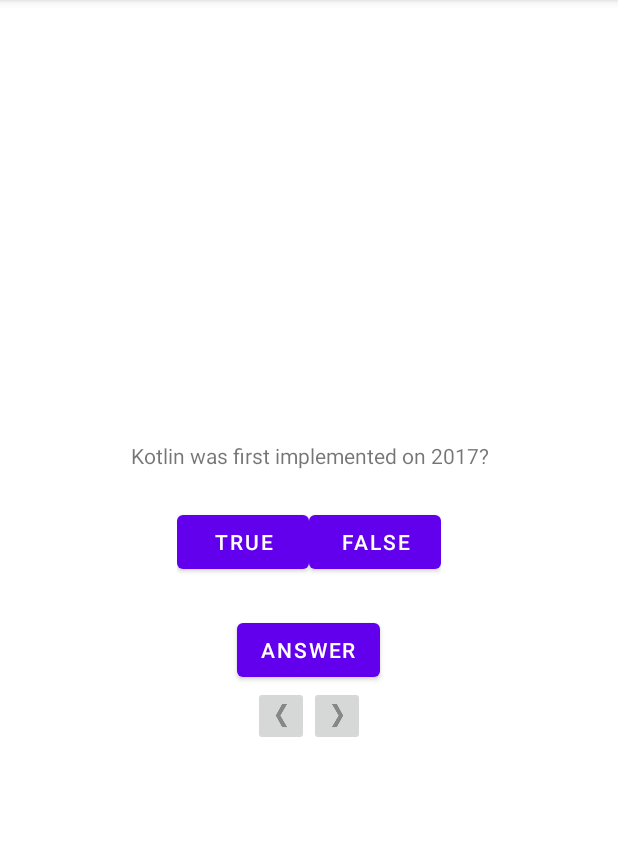
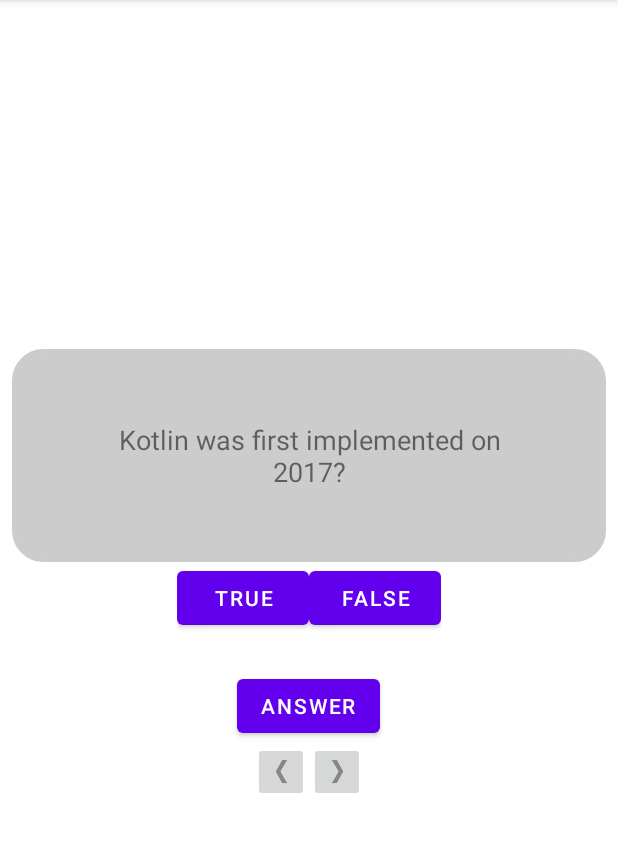
Before and after one commit to jomtz/MovieQuiz, an Android app: the screen it shows after launch (MainActivity), on a phone screen of 412 x 824 dp, the part 84-936 px from its top. Run offline under Robolectric (Android 15) with nearby library versions, the phone set to English and light mode, and no system bars.

Commit message:
First UI update

```diff
--- /dev/null
+++ b/app/src/main/res/drawable/rounded_corner_view.xml
@@ -0,0 +1,13 @@
+<?xml version="1.0" encoding="utf-8"?>
+<shape
+    xmlns:android="http://schemas.android.com/apk/res/android"
+    android:shape="rectangle">
+
+    <corners android:radius="20dp" />
+
+    <!-- This is the border color -->
+    <stroke android:width="2dp" android:color="#ccc" />
+
+    <!--- This is the background color -->
+    <solid android:color="#ccc" />
+</shape>
--- a/app/src/main/res/layout/activity_main.xml
+++ b/app/src/main/res/layout/activity_main.xml
@@ -10,9 +10,14 @@
         android:id="@+id/question_text_view"
         android:layout_width="wrap_content"
         android:layout_height="wrap_content"
+        android:background="@drawable/rounded_corner_view"
+        android:textSize="18sp"
+        android:layout_marginLeft="8dp"
+        android:layout_marginRight="8dp"
         android:gravity="center"
-        android:padding="24dp"
-        tools:text="@string/question_kotlin"/>
+        android:padding="48dp"
+        android:radius="12dp"
+        tools:text="@string/question_kotlin" />
 
     <LinearLayout
         android:layout_width="wrap_content"
--- a/app/src/main/res/values/colors.xml
+++ b/app/src/main/res/values/colors.xml
@@ -7,4 +7,5 @@
     <color name="teal_700">#FF018786</color>
     <color name="black">#FF000000</color>
     <color name="white">#FFFFFFFF</color>
+    <color name="gray">#E5E5EB</color>
 </resources>
```
